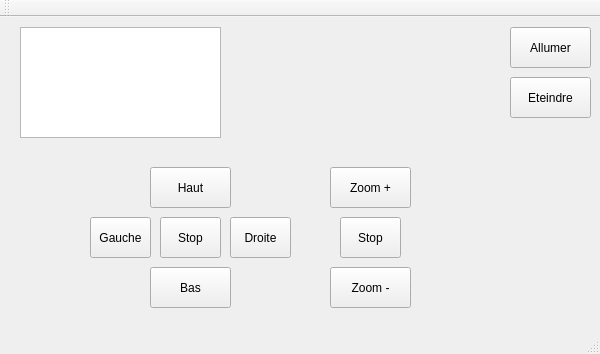
Qt form TPCamera/TPCamera/TPCamera.ui (romainlienard194/TPCamaira) before a commit.
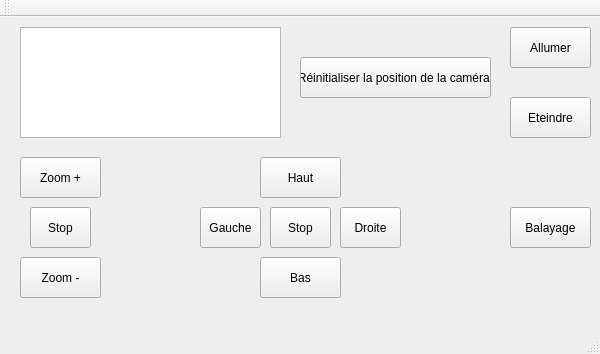
The same form after that commit.

Commit message: camera fonctionnelle(gauche,droite,bas,haut,zoom+-,stop) balayage fonctionne pas

Diff of the .ui file:
```diff
--- a/TPCamera/TPCamera/TPCamera.ui
+++ b/TPCamera/TPCamera/TPCamera.ui
@@ -19,7 +19,7 @@
      <rect>
       <x>20</x>
       <y>10</y>
-      <width>201</width>
+      <width>261</width>
       <height>111</height>
      </rect>
     </property>
@@ -27,8 +27,8 @@
    <widget class="QPushButton" name="bas">
     <property name="geometry">
      <rect>
-      <x>150</x>
-      <y>250</y>
+      <x>260</x>
+      <y>240</y>
       <width>81</width>
       <height>41</height>
      </rect>
@@ -40,8 +40,8 @@
    <widget class="QPushButton" name="droite">
     <property name="geometry">
      <rect>
-      <x>230</x>
-      <y>200</y>
+      <x>340</x>
+      <y>190</y>
       <width>61</width>
       <height>41</height>
      </rect>
@@ -53,8 +53,8 @@
    <widget class="QPushButton" name="gauche">
     <property name="geometry">
      <rect>
-      <x>90</x>
-      <y>200</y>
+      <x>200</x>
+      <y>190</y>
       <width>61</width>
       <height>41</height>
      </rect>
@@ -66,8 +66,8 @@
    <widget class="QPushButton" name="haut">
     <property name="geometry">
      <rect>
-      <x>150</x>
-      <y>150</y>
+      <x>260</x>
+      <y>140</y>
       <width>81</width>
       <height>41</height>
      </rect>
@@ -79,8 +79,8 @@
    <widget class="QPushButton" name="stop">
     <property name="geometry">
      <rect>
-      <x>160</x>
-      <y>200</y>
+      <x>270</x>
+      <y>190</y>
       <width>61</width>
       <height>41</height>
      </rect>
@@ -106,7 +106,7 @@
     <property name="geometry">
      <rect>
       <x>510</x>
-      <y>60</y>
+      <y>80</y>
       <width>81</width>
       <height>41</height>
      </rect>
@@ -118,8 +118,8 @@
    <widget class="QPushButton" name="zoomMoins">
     <property name="geometry">
      <rect>
-      <x>330</x>
-      <y>250</y>
+      <x>20</x>
+      <y>240</y>
       <width>81</width>
       <height>41</height>
      </rect>
@@ -131,8 +131,8 @@
    <widget class="QPushButton" name="zoomPlus">
     <property name="geometry">
      <rect>
-      <x>330</x>
-      <y>150</y>
+      <x>20</x>
+      <y>140</y>
       <width>81</width>
       <height>41</height>
      </rect>
@@ -144,8 +144,8 @@
    <widget class="QPushButton" name="zoomStop">
     <property name="geometry">
      <rect>
-      <x>340</x>
-      <y>200</y>
+      <x>30</x>
+      <y>190</y>
       <width>61</width>
       <height>41</height>
      </rect>
@@ -154,6 +154,32 @@
      <string>Stop</string>
     </property>
    </widget>
+   <widget class="QPushButton" name="balayage">
+    <property name="geometry">
+     <rect>
+      <x>510</x>
+      <y>190</y>
+      <width>81</width>
+      <height>41</height>
+     </rect>
+    </property>
+    <property name="text">
+     <string>Balayage</string>
+    </property>
+   </widget>
+   <widget class="QPushButton" name="reinitialiser">
+    <property name="geometry">
+     <rect>
+      <x>300</x>
+      <y>40</y>
+      <width>191</width>
+      <height>41</height>
+     </rect>
+    </property>
+    <property name="text">
+     <string>Réinitialiser la position de la caméra </string>
+    </property>
+   </widget>
   </widget>
   <widget class="QMenuBar" name="menuBar">
    <property name="geometry">
```
Left out of the diff: 35 changed lines with no effect on the pictures. The commit also changes 17 other files.
